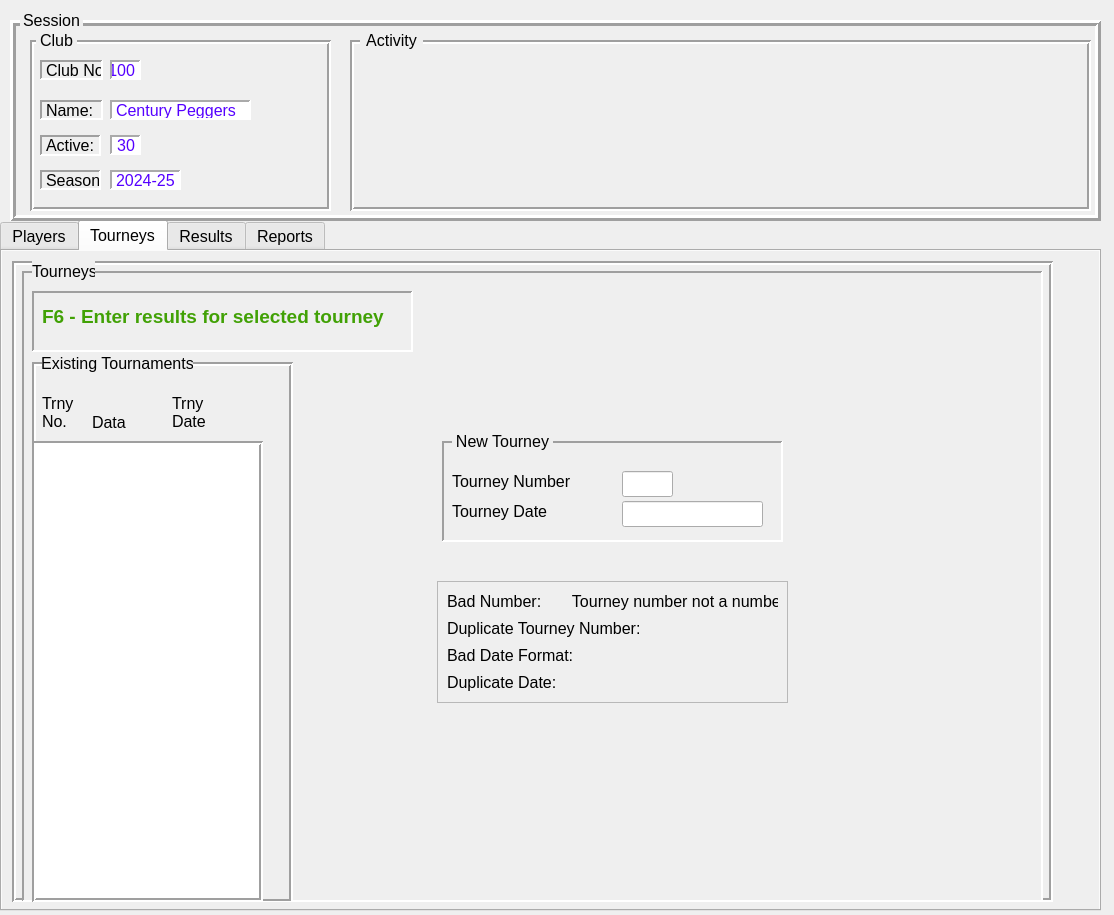
Qt form CribbageQt/UI/CribbageQt.ui (mwycombe/CribbageQt) before a commit.
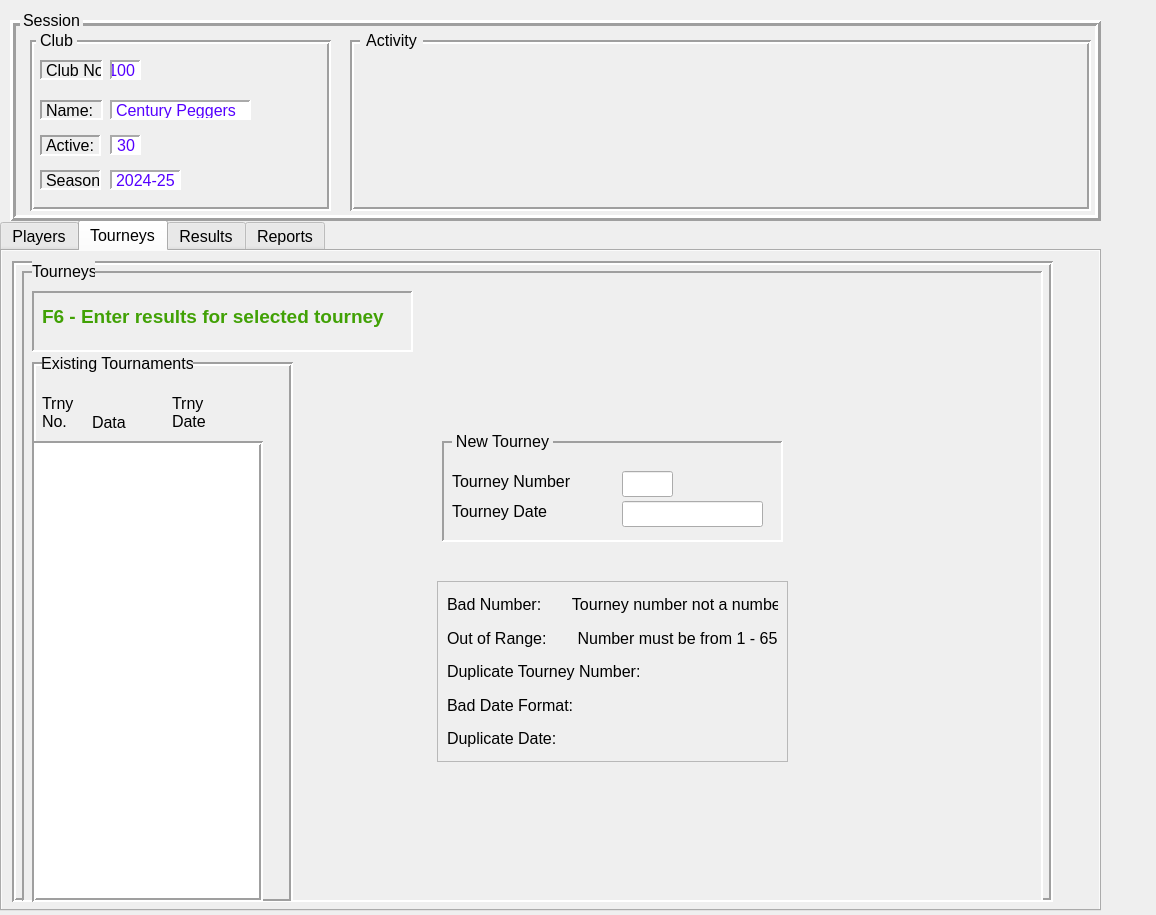
The same form after that commit.

Commit message: tourneys tab add & edit working

What changed in the file:
```diff
--- a/CribbageQt/UI/CribbageQt.ui
+++ b/CribbageQt/UI/CribbageQt.ui
@@ -6,7 +6,7 @@
    <rect>
     <x>0</x>
     <y>0</y>
-    <width>1114</width>
+    <width>1156</width>
     <height>915</height>
    </rect>
   </property>
@@ -987,7 +987,7 @@
           <x>415</x>
           <y>310</y>
           <width>351</width>
-          <height>122</height>
+          <height>181</height>
          </rect>
         </property>
         <property name="frameShape">
@@ -1004,6 +1004,13 @@
            </property>
           </widget>
          </item>
+         <item>
+          <widget class="QLabel" name="lb_tourneyOutofRange">
+           <property name="text">
+            <string>Out of Range:       Number must be from 1 - 65</string>
+           </property>
+          </widget>
+         </item>
          <item>
           <widget class="QLabel" name="lb_duplicateTourneyNumber">
            <property name="text">
```
The commit also changes 6 other files.
